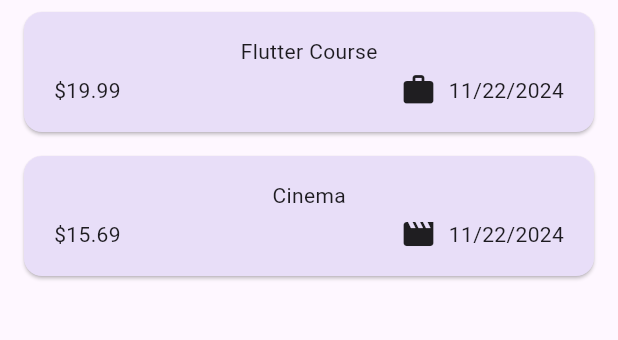
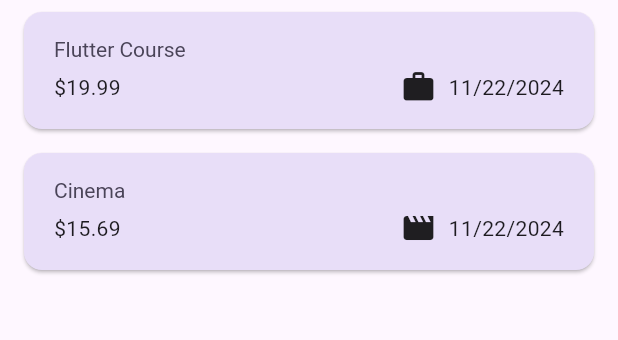
Before and after one commit to moashrafff/flutter-expenses-tracker-practice, a Flutter app: the screen it shows after launch, on a phone screen of 412 x 824 dp, the part 114-454 px from its top. Run offline on Flutter 3.47's test engine with Material 3 defaults, Android fonts, the phone set to English and light mode, and no system bars.

Commit message:
widgets theme

```diff
--- a/lib/widgets/expenses_list/expenses_item.dart
+++ b/lib/widgets/expenses_list/expenses_item.dart
@@ -15,8 +15,12 @@ class ExpenseItem extends StatelessWidget {
           vertical: 16,
         ),
         child: Column(
+          crossAxisAlignment: CrossAxisAlignment.start,
           children: [
-            Text(expense.title),
+            Text(
+              expense.title,
+              style: Theme.of(context).textTheme.titleLarge,
+            ),
             const SizedBox(height: 4),
             Row(
               children: [
--- a/lib/widgets/expenses_list/expenses_list.dart
+++ b/lib/widgets/expenses_list/expenses_list.dart
@@ -3,23 +3,26 @@ import 'package:expense_tracker/widgets/expenses_list/expenses_item.dart';
 import 'package:flutter/material.dart';
 
 class ExpensesList extends StatelessWidget {
-  const ExpensesList({
-    super.key,
-    required this.expenses,
-    required this.removeExpense
-  });
+  const ExpensesList(
+      {super.key, required this.expenses, required this.removeExpense});
 
   final List<Expense> expenses;
-  final void Function (Expense expnse) removeExpense;
+  final void Function(Expense expnse) removeExpense;
 
   @override
   Widget build(BuildContext context) {
     return ListView.builder(
         itemCount: expenses.length,
         itemBuilder: (context, index) => Dismissible(
-          onDismissed:(direction){
-            removeExpense(expenses[index]);
-          } ,
+              background: Container(
+                color: Theme.of(context).colorScheme.error.withOpacity(0.75),
+                margin: EdgeInsets.symmetric(
+                  horizontal: Theme.of(context).cardTheme.margin!.horizontal,
+                ),
+              ),
+              onDismissed: (direction) {
+                removeExpense(expenses[index]);
+              },
               key: ValueKey(expenses[index]),
               child: ExpenseItem(expenses[index]),
             ));
```
